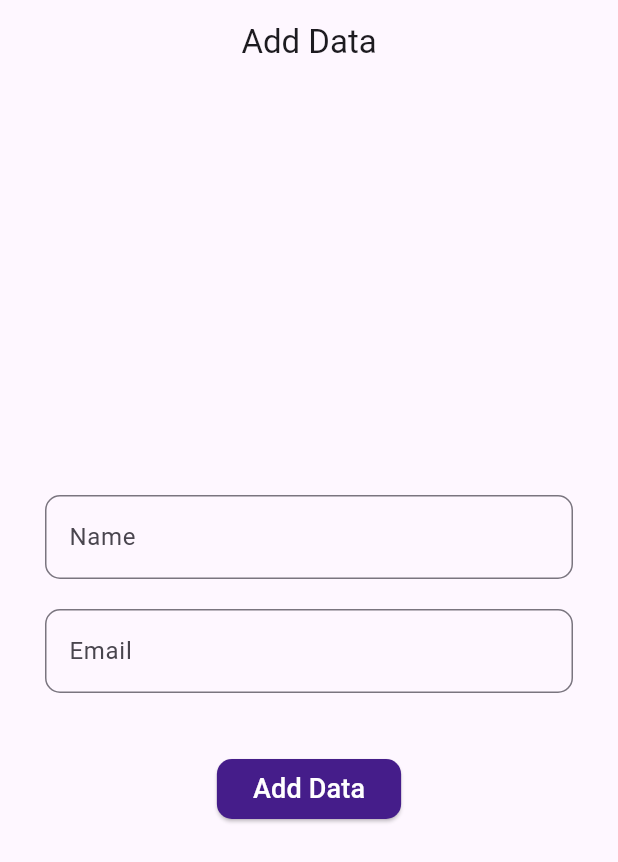
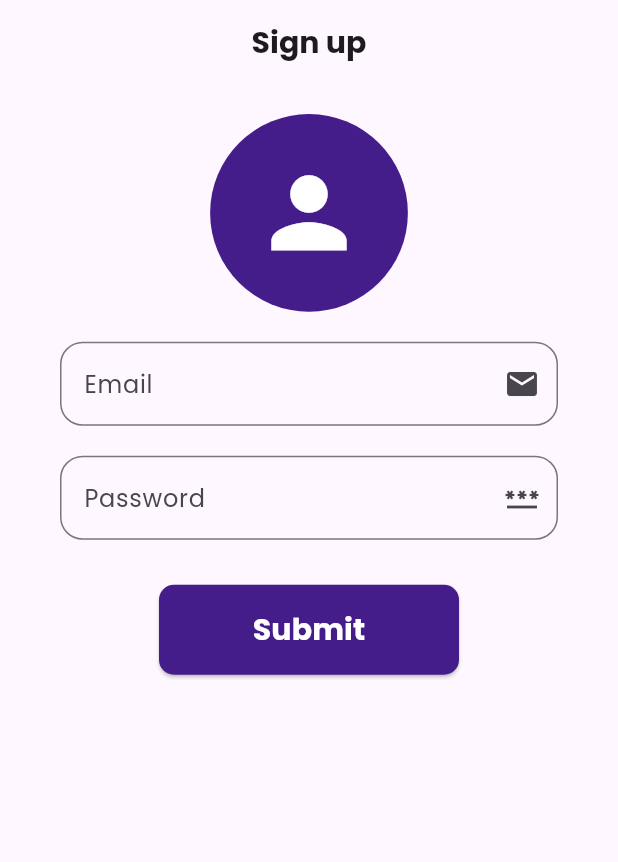
Before and after one commit to Poonamsh06/assignment1, a Flutter app: the screen it shows after launch, on a phone screen of 412 x 824 dp. Shown: the top 862 px of the screen. Run offline on Flutter 3.47's test engine with Material 3 defaults, Android fonts, the phone set to English and light mode, and no system bars; our stand-ins replace cloud_firestore, firebase_auth, firebase_core, firebase_storage, get, google_fonts and 1 more; accounts and stored records are empty.

Commit message:
Upload images on Firestore

```diff
--- a/lib/main.dart
+++ b/lib/main.dart
@@ -1,9 +1,11 @@
 import 'package:firebase_core/firebase_core.dart';
 import 'package:firebase_tut/screens/add_data.dart';
 import 'package:firebase_tut/screens/check_user.dart';
+import 'package:firebase_tut/screens/cloud_firestore/sign_up2.dart';
 import 'package:firebase_tut/screens/login.dart';
 import 'package:firebase_tut/screens/show_data.dart';
 import 'package:flutter/material.dart';
+import 'package:google_fonts/google_fonts.dart';
 
 import 'screens/phone_auth.dart';
 
@@ -23,11 +25,15 @@ class MyApp extends StatelessWidget {
         debugShowCheckedModeBanner: false,
         title: 'Flutter Demo',
         theme: ThemeData(
+          textTheme: GoogleFonts.poppinsTextTheme(
+            Theme.of(context).textTheme,
+          ),
           colorScheme: ColorScheme.fromSeed(
               seedColor: const Color.fromARGB(255, 69, 29, 138)),
           useMaterial3: true,
         ),
-        home: AddData());
+        home: SignUpPage());
+    //AddData());
 
     // CheckUser());
     //Home());
--- /dev/null
+++ b/lib/screens/cloud_firestore/sign_up2.dart
@@ -0,0 +1,176 @@
+import 'dart:developer';
+import 'dart:io';
+
+import 'package:cloud_firestore/cloud_firestore.dart';
+import 'package:firebase_auth/firebase_auth.dart';
+import 'package:firebase_storage/firebase_storage.dart';
+import 'package:firebase_tut/uiWidgets.dart';
+import 'package:flutter/material.dart';
+import 'package:image_picker/image_picker.dart';
+
+class SignUpPage extends StatefulWidget {
+  const SignUpPage({super.key});
+
+  @override
+  State<SignUpPage> createState() => _SignUpPageState();
+}
+
+class _SignUpPageState extends State<SignUpPage> {
+  File? pickedImage;
+  signUp(
+    String email,
+    String password,
+  ) async {
+    if (email == "" && password == " " && pickedImage == "") {
+      return UiHelper.CustomizeAlertBox(context, "Enter required fields.");
+    } else {
+      UserCredential? userCredential;
+      try {
+        userCredential = await FirebaseAuth.instance
+            .createUserWithEmailAndPassword(email: email, password: password);
+
+        await uploadData();
+      } catch (ex) {
+        log(ex.toString());
+      }
+    }
+  }
+
+  uploadData() async {
+    Reference ref = FirebaseStorage.instance
+        .ref("Profile Pics")
+        .child(emailController.text.toString());
+
+    UploadTask uploadTask = ref.putFile(pickedImage!);
+
+    TaskSnapshot taskSnapshot = await uploadTask;
+    String url = await taskSnapshot.ref.getDownloadURL();
+
+    FirebaseFirestore.instance
+        .collection("users")
+        .doc(emailController.text.toString())
+        .set({"Email": emailController.text.toString(), "Image": url}).then(
+            (onValue) {
+      log("User uploaded");
+    });
+  }
+
+  showAlertBox() {
+    return showDialog(
+        context: context,
+        builder: (BuildContext context) {
+          return AlertDialog(
+            title: Text("Pick Image from"),
+            content: Column(
+              mainAxisSize: MainAxisSize.min,
+              children: [
+                ListTile(
+                  onTap: () {
+                    pickImage(ImageSource.camera);
+                    Navigator.pop(context);
+                  },
+                  leading: Icon(Icons.camera_alt),
+                  title: Text("Camera"),
+                ),
+                ListTile(
+                  onTap: () {
+                    pickImage(ImageSource.gallery);
+                    Navigator.pop(context);
+                  },
+                  leading: Icon(Icons.image),
+                  title: Text("Gallery"),
+                ),
+              ],
+            ),
+          );
+        });
+  }
+
+  TextEditingController emailController = TextEditingController();
+  TextEditingController passwordController = TextEditingController();
+  @override
+  Widget build(BuildContext context) {
+    return Scaffold(
+      appBar: AppBar(
+        title: const Text(
+          "Sign up",
+          style: TextStyle(fontSize: 20, fontWeight: FontWeight.bold),
+        ),
+        centerTitle: true,
+      ),
+      body: Padding(
+        padding: const EdgeInsets.symmetric(horizontal: 40, vertical: 20),
+        child: Column(
+          crossAxisAlignment: CrossAxisAlignment.center,
+          // mainAxisAlignment: MainAxisAlignment.center,
+          children: [
+            SizedBox(
+              height: MediaQuery.of(context).size.height * 0.16,
+              width: MediaQuery.of(context).size.width * 0.35,
+              child: InkWell(
+                onTap: () {
+                  showAlertBox();
+                },
+                child: pickedImage != null
+                    ? CircleAvatar(
+                        backgroundColor: Color.fromARGB(
+                          255,
+                          69,
+                          29,
+                          138,
+                        ),
+                        radius: 100,
+                        backgroundImage: FileImage(pickedImage!),
+                      )
+                    : const CircleAvatar(
+                        backgroundColor: Color.fromARGB(
+                          255,
+                          69,
+                          29,
+                          138,
+                        ),
+                        radius: 100,
+                        child: Icon(
+                          Icons.person,
+                          size: 75,
+                          color: Colors.white,
+                        ),
+                      ),
+              ),
+            ),
+            const SizedBox(
+              height: 20,
+            ),
+            UiHelper.CustomizeTextField(
+                emailController, "Email", false, Icon(Icons.email)),
+            const SizedBox(
+              height: 20,
+            ),
+            UiHelper.CustomizeTextField(
+                passwordController, "Password", false, Icon(Icons.password)),
+            const SizedBox(
+              height: 30,
+            ),
+            UiHelper.CustomizedButton(() {
+              signUp(emailController.text.toString(),
+                  passwordController.text.toString());
+            }, "Submit")
+          ],
+        ),
+      ),
+    );
+  }
+
+  pickImage(ImageSource imageSource) async {
+    try {
+      final photo = await ImagePicker().pickImage(source: imageSource);
+      if (photo == null) return;
+      final tempImage = File(photo.path);
+      setState(() {
+        pickedImage = tempImage;
+      });
+    } catch (ex) {
+      log(ex.toString());
+    }
+  }
+}
--- a/lib/uiWidgets.dart
+++ b/lib/uiWidgets.dart
@@ -1,4 +1,5 @@
 import 'package:flutter/material.dart';
+import 'package:get/get.dart';
 
 class UiHelper {
   static CustomizeTextField(
@@ -8,8 +9,8 @@ class UiHelper {
       obscureText: ishide,
       decoration: InputDecoration(
           hintText: text,
-          prefixIcon: icon,
-          border: OutlineInputBorder(borderRadius: BorderRadius.circular(30))),
+          suffixIcon: icon,
+          border: OutlineInputBorder(borderRadius: BorderRadius.circular(15))),
     );
   }
 
@@ -19,9 +20,20 @@ class UiHelper {
       width: 200,
       child: ElevatedButton(
         style: ElevatedButton.styleFrom(
-            shape: RoundedRectangleBorder(
-                borderRadius: BorderRadius.circular(25))),
-        child: Text(text),
+          backgroundColor: const Color.fromARGB(
+            255,
+            69,
+            29,
+            138,
+          ),
+          shape:
+              RoundedRectangleBorder(borderRadius: BorderRadius.circular(10)),
+        ),
+        child: Text(
+          text,
+          style: TextStyle(
+              color: Colors.white, fontSize: 20, fontWeight: FontWeight.bold),
+        ),
         onPressed: () {
           voidCallBack();
         },
@@ -34,6 +46,13 @@ class UiHelper {
       height: MediaQuery.of(context).size.height * 0.2,
       child: AlertDialog(
         title: Text(text),
+        actions: [
+          TextButton(
+              onPressed: () {
+                Navigator.pop(context);
+              },
+              child: Text("Ok"))
+        ],
       ),
     );
   }
--- a/pubspec.yaml
+++ b/pubspec.yaml
@@ -40,6 +40,10 @@ dependencies:
   firebase_auth: ^4.19.5
   get: ^4.6.6
   cloud_firestore: ^4.17.3
+  google_fonts: ^4.0.3
+
+  firebase_storage: ^11.7.5
+  image_picker: ^1.1.1
 
 dev_dependencies:
   flutter_test:
```
Also changed, not shown: pubspec.lock, 5 other files.
